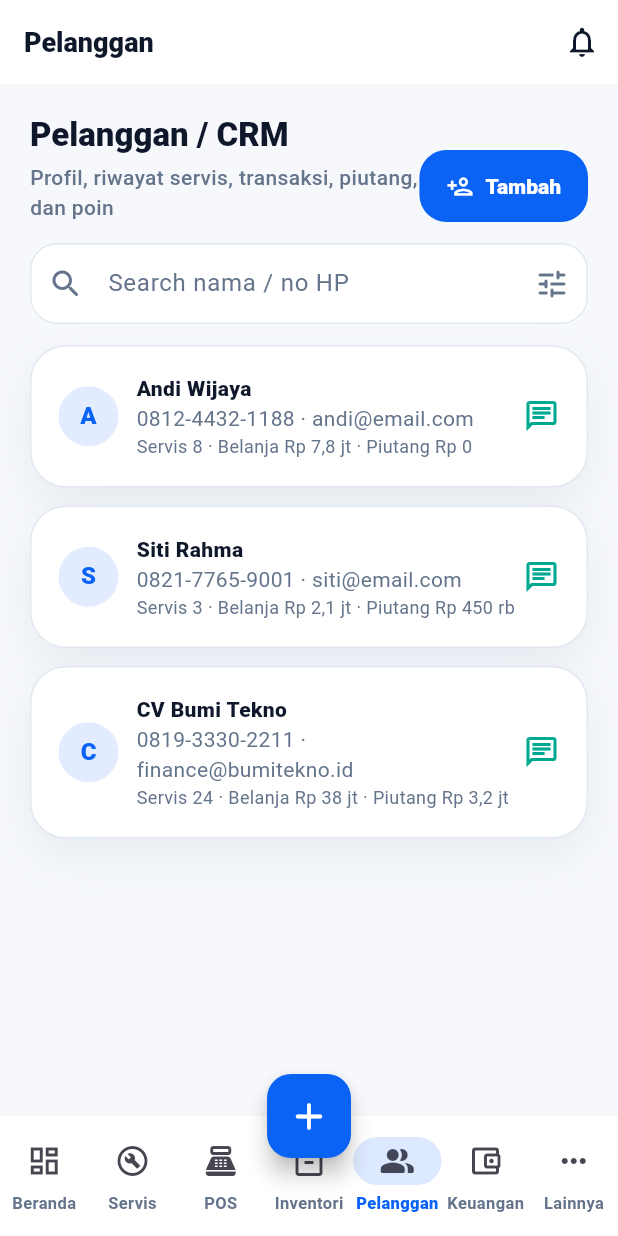
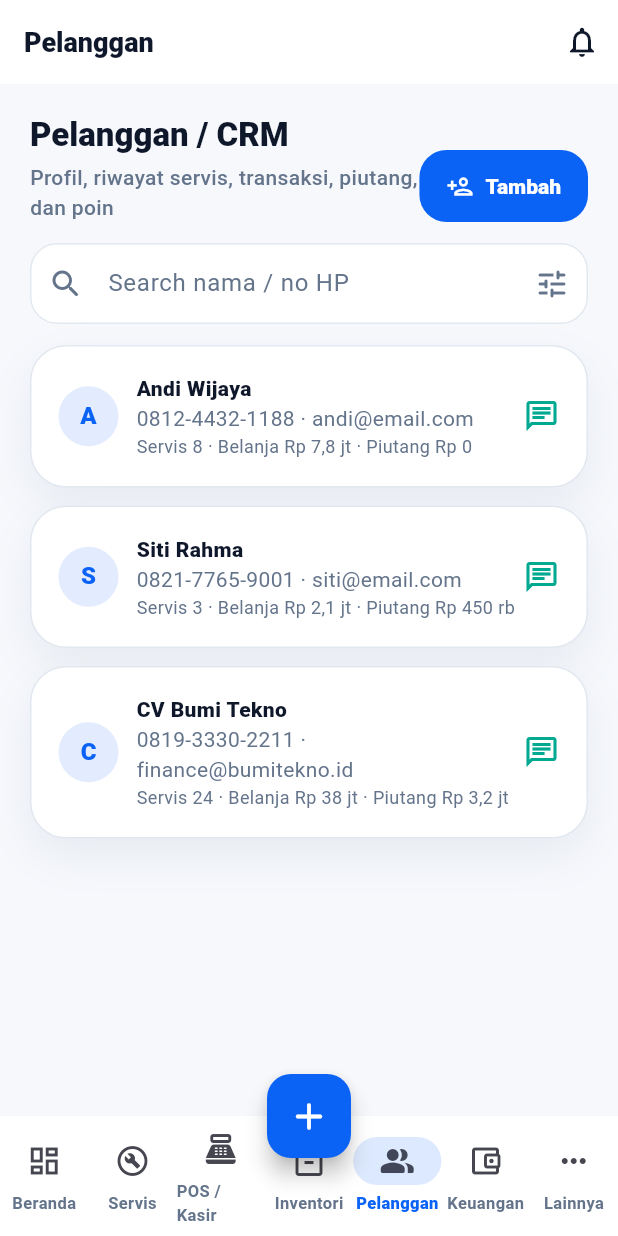
Before and after one commit to deevseek/profesional_mobile, a Flutter app: the AppShellPage screen opened by its route, item 5 of the bottom bar chosen, after a tap on "Tambah", on a phone screen of 412 x 824 dp. Run offline on Flutter 3.47's test engine with Material 3 defaults, Android fonts, the phone set to English and light mode, and no system bars; our stand-ins replace camera, dio, flutter_map, flutter_riverpod, flutter_secure_storage, freezed_annotation and 7 more; accounts and stored records are empty; network calls fail.

Commit message:
Fix POS shell null safety and routing

```diff
--- a/lib/features/auth/presentation/pages/login_page.dart
+++ b/lib/features/auth/presentation/pages/login_page.dart
@@ -127,7 +127,7 @@ class _LoginPageState extends ConsumerState<LoginPage> {
                               ),
                               if (authState.errorMessage != null) ...[
                                 const SizedBox(height: 12),
-                                StatusChip(label: authState.errorMessage!, color: AppColors.danger),
+                                StatusChip(label: authState.errorMessage ?? 'Login gagal.', color: AppColors.danger),
                               ],
                               const SizedBox(height: 20),
                               FilledButton.icon(
--- a/lib/features/auth/presentation/providers/auth_provider.dart
+++ b/lib/features/auth/presentation/providers/auth_provider.dart
@@ -30,7 +30,9 @@ class AuthState {
   final bool isBootstrapping;
   final bool isSubmitting;
 
-  bool get isAuthenticated => token != null && token!.isNotEmpty;
+  bool get isAuthenticated => (token ?? '').isNotEmpty;
+  UserModel get safeUser => user ?? const UserModel(id: 'guest', name: 'Pengguna', role: 'guest');
+  String get displayName => safeUser.name.trim().isEmpty ? 'Pengguna' : safeUser.name.trim();
 
   AuthState copyWith({
     String? token,
--- a/lib/features/showcase/presentation/pages/app_shell_page.dart
+++ b/lib/features/showcase/presentation/pages/app_shell_page.dart
@@ -4,6 +4,7 @@ import 'package:go_router/go_router.dart';
 import 'package:profesionalservis_mobile/core/responsive/breakpoints.dart';
 import 'package:profesionalservis_mobile/features/auth/presentation/providers/auth_provider.dart';
 import 'package:profesionalservis_mobile/features/showcase/presentation/pages/showcase_pages.dart';
+import 'package:profesionalservis_mobile/shared/widgets/app_error_view.dart';
 import 'package:profesionalservis_mobile/theme/app_colors.dart';
 
 class AppShellPage extends ConsumerStatefulWidget {
@@ -17,14 +18,20 @@ class _AppShellPageState extends ConsumerState<AppShellPage> {
   int _index = 0;
 
   static const _items = <_NavItem>[
-    _NavItem('Beranda', Icons.dashboard_outlined, Icons.dashboard_rounded),
-    _NavItem('Servis', Icons.build_circle_outlined, Icons.build_circle_rounded),
-    _NavItem('POS', Icons.point_of_sale_outlined, Icons.point_of_sale_rounded),
-    _NavItem('Inventori', Icons.inventory_2_outlined, Icons.inventory_2_rounded),
-    _NavItem('Pelanggan', Icons.people_alt_outlined, Icons.people_alt_rounded),
-    _NavItem('Keuangan', Icons.account_balance_wallet_outlined, Icons.account_balance_wallet_rounded),
-    _NavItem('Lainnya', Icons.more_horiz_rounded, Icons.more_horiz_rounded),
+    _NavItem('Beranda', Icons.dashboard_outlined, Icons.dashboard_rounded, '/home'),
+    _NavItem('Servis', Icons.build_circle_outlined, Icons.build_circle_rounded, '/service'),
+    _NavItem('POS / Kasir', Icons.point_of_sale_outlined, Icons.point_of_sale_rounded, '/pos'),
+    _NavItem('Inventori', Icons.inventory_2_outlined, Icons.inventory_2_rounded, '/inventory'),
+    _NavItem('Pelanggan', Icons.people_alt_outlined, Icons.people_alt_rounded, '/customers'),
+    _NavItem('Keuangan', Icons.account_balance_wallet_outlined, Icons.account_balance_wallet_rounded, '/finance'),
+    _NavItem('Lainnya', Icons.more_horiz_rounded, Icons.more_horiz_rounded, '/more'),
   ];
+
+  @override
+  void didChangeDependencies() {
+    super.didChangeDependencies();
+    _syncIndexFromRoute();
+  }
 
   @override
   Widget build(BuildContext context) {
@@ -46,11 +53,23 @@ class _AppShellPageState extends ConsumerState<AppShellPage> {
               actions: [IconButton(onPressed: () => _showNotifications(context), icon: const Icon(Icons.notifications_outlined))],
             )
           : null,
-      body: Row(
-        children: [
-          if (!isMobile) _Sidebar(items: _items, selected: _index, onSelect: (index) => setState(() => _index = index), onNotifications: () => _showNotifications(context)),
-          Expanded(child: AnimatedSwitcher(duration: const Duration(milliseconds: 280), child: KeyedSubtree(key: ValueKey(_index), child: pages[_index]))),
-        ],
+      body: SafeArea(
+        top: false,
+        bottom: !isMobile,
+        child: Row(
+          children: [
+            if (!isMobile) _Sidebar(items: _items, selected: _index, onSelect: _selectIndex, onNotifications: () => _showNotifications(context)),
+            Expanded(
+              child: AnimatedSwitcher(
+                duration: const Duration(milliseconds: 280),
+                child: AppErrorBoundary(
+                  key: ValueKey(_index),
+                  child: KeyedSubtree(key: ValueKey('page-$_index'), child: pages[_index]),
+                ),
+              ),
+            ),
+          ],
+        ),
       ),
       floatingActionButton: FloatingActionButton(
         onPressed: () => _showQuickActions(context),
@@ -62,11 +81,32 @@ class _AppShellPageState extends ConsumerState<AppShellPage> {
       bottomNavigationBar: isMobile
           ? NavigationBar(
               selectedIndex: _index,
-              onDestinationSelected: (index) => setState(() => _index = index),
+              onDestinationSelected: _selectIndex,
               destinations: _items.map((item) => NavigationDestination(icon: Icon(item.icon), selectedIcon: Icon(item.selectedIcon), label: item.label)).toList(),
             )
           : null,
     );
+  }
+
+
+  void _syncIndexFromRoute() {
+    final path = GoRouterState.of(context).uri.path;
+    final normalizedPath = path == '/dashboard' ? '/home' : path;
+    final routeIndex = _items.indexWhere((item) => item.path == normalizedPath);
+    if (routeIndex >= 0 && routeIndex != _index) {
+      _index = routeIndex;
+    }
+  }
+
+  void _selectIndex(int index) {
+    if (index < 0 || index >= _items.length) {
+      return;
+    }
+    setState(() => _index = index);
+    final path = _items[index].path;
+    if (GoRouterState.of(context).uri.path != path) {
+      context.go(path);
+    }
   }
 
   Future<void> _logout() async {
@@ -99,7 +139,7 @@ class _AppShellPageState extends ConsumerState<AppShellPage> {
                     title: Text(action.$1, style: const TextStyle(fontWeight: FontWeight.w800)),
                     onTap: () {
                       Navigator.pop(context);
-                      setState(() => _index = action.$3);
+                      _selectIndex(action.$3);
                     },
                   )),
             ],
@@ -199,8 +239,9 @@ class _Sidebar extends StatelessWidget {
 }
 
 class _NavItem {
-  const _NavItem(this.label, this.icon, this.selectedIcon);
+  const _NavItem(this.label, this.icon, this.selectedIcon, this.path);
   final String label;
   final IconData icon;
   final IconData selectedIcon;
+  final String path;
 }
--- /dev/null
+++ b/lib/shared/widgets/app_error_view.dart
@@ -0,0 +1,104 @@
+import 'package:flutter/foundation.dart';
+import 'package:flutter/material.dart';
+import 'package:profesionalservis_mobile/theme/app_colors.dart';
+
+class AppErrorView extends StatelessWidget {
+  const AppErrorView({
+    super.key,
+    this.title = 'Terjadi kesalahan',
+    required this.message,
+    this.onReload,
+  });
+
+  final String title;
+  final String message;
+  final VoidCallback? onReload;
+
+  @override
+  Widget build(BuildContext context) {
+    final safeMessage = message.trim().isEmpty ? 'Silakan muat ulang halaman.' : message;
+
+    return Center(
+      child: ConstrainedBox(
+        constraints: const BoxConstraints(maxWidth: 420),
+        child: Padding(
+          padding: const EdgeInsets.all(24),
+          child: Column(
+            mainAxisSize: MainAxisSize.min,
+            children: [
+              Container(
+                width: 56,
+                height: 56,
+                decoration: BoxDecoration(
+                  color: AppColors.danger.withValues(alpha: 0.12),
+                  borderRadius: BorderRadius.circular(18),
+                ),
+                child: const Icon(Icons.error_outline_rounded, color: AppColors.danger, size: 30),
+              ),
+              const SizedBox(height: 16),
+              Text(
+                title,
+                textAlign: TextAlign.center,
+                style: Theme.of(context).textTheme.titleLarge?.copyWith(fontWeight: FontWeight.w900),
+              ),
+              const SizedBox(height: 8),
+              Text(
+                kReleaseMode ? 'Mohon coba kembali.' : safeMessage,
+                textAlign: TextAlign.center,
+                style: const TextStyle(color: AppColors.slate, fontWeight: FontWeight.w600),
+              ),
+              const SizedBox(height: 18),
+              FilledButton.icon(
+                onPressed: onReload,
+                icon: const Icon(Icons.refresh_rounded),
+                label: const Text('Muat Ulang'),
+              ),
+            ],
+          ),
+        ),
+      ),
+    );
+  }
+}
+
+class AppErrorBoundary extends StatefulWidget {
+  const AppErrorBoundary({super.key, required this.child});
+
+  final Widget child;
+
+  @override
+  State<AppErrorBoundary> createState() => _AppErrorBoundaryState();
+}
+
+class _AppErrorBoundaryState extends State<AppErrorBoundary> {
+  Object? _error;
+
+  @override
+  void didUpdateWidget(covariant AppErrorBoundary oldWidget) {
+    super.didUpdateWidget(oldWidget);
+    if (oldWidget.child.key != widget.child.key) {
+      _error = null;
+    }
+  }
+
+  @override
+  Widget build(BuildContext context) {
+    final error = _error;
+    if (error != null) {
+      return AppErrorView(
+        message: error.toString(),
+        onReload: () => setState(() => _error = null),
+      );
+    }
+
+    try {
+      return widget.child;
+    } catch (error) {
+      _error = error;
+      return AppErrorView(
+        message: error.toString(),
+        onReload: () => setState(() => _error = null),
+      );
+    }
+  }
+}
--- a/lib/shared/widgets/dashboard_widgets.dart
+++ b/lib/shared/widgets/dashboard_widgets.dart
@@ -170,8 +170,8 @@ class _DashboardSkeletonBoxState extends State<DashboardSkeletonBox>
               begin: Alignment.topLeft,
               end: Alignment.bottomRight,
               colors: [
-                Color.lerp(const Color(0xFFEDEFF2), const Color(0xFFF6F7F9), _controller.value)!,
-                Color.lerp(const Color(0xFFF7F8FA), const Color(0xFFEDEFF2), _controller.value)!,
+                Color.lerp(const Color(0xFFEDEFF2), const Color(0xFFF6F7F9), _controller.value) ?? const Color(0xFFEDEFF2),
+                Color.lerp(const Color(0xFFF7F8FA), const Color(0xFFEDEFF2), _controller.value) ?? const Color(0xFFF7F8FA),
               ],
             ),
           ),
--- a/lib/shared/widgets/pro_widgets.dart
+++ b/lib/shared/widgets/pro_widgets.dart
@@ -43,6 +43,7 @@ class SectionHeader extends StatelessWidget {
 
   @override
   Widget build(BuildContext context) {
+    final trailingWidget = trailing;
     return Row(
       crossAxisAlignment: CrossAxisAlignment.end,
       children: [
@@ -53,12 +54,12 @@ class SectionHeader extends StatelessWidget {
               Text(title, style: Theme.of(context).textTheme.titleLarge?.copyWith(fontWeight: FontWeight.w900)),
               if (subtitle != null) ...[
                 const SizedBox(height: 4),
-                Text(subtitle!, style: TextStyle(color: _muted(context), fontWeight: FontWeight.w500)),
+                Text(subtitle ?? '', style: TextStyle(color: _muted(context), fontWeight: FontWeight.w500)),
               ],
             ],
           ),
         ),
-        if (trailing != null) trailing!,
+        if (trailingWidget != null) trailingWidget,
       ],
     );
   }
@@ -115,6 +116,7 @@ class KpiCard extends StatelessWidget {
 
   @override
   Widget build(BuildContext context) {
+    final deltaLabel = delta;
     return ProCard(
       child: Column(
         crossAxisAlignment: CrossAxisAlignment.start,
@@ -131,7 +133,7 @@ class KpiCard extends StatelessWidget {
                 child: Icon(icon, color: color),
               ),
               const Spacer(),
-              if (delta != null) StatusChip(label: delta!, color: AppColors.success),
+              if (deltaLabel != null && deltaLabel.isNotEmpty) StatusChip(label: deltaLabel, color: AppColors.success),
             ],
           ),
           const Spacer(),
```
Also changed, not shown: lib/core/error/global_error_handler.dart (+4 -10 lines), lib/features/pos/presentation/pages/pos_placeholder_page.dart (+14 -6 lines), lib/features/pos/presentation/providers/pos_provider.dart (+25 -2 lines), lib/features/product/data/models/product_model.dart (+6 -5 lines), lib/features/showcase/presentation/pages/showcase_pages.dart (+59 -21 lines), lib/router/app_router.dart (+28 -0 lines), lib/features/auth/data/models/user_model.g.dart, lib/features/product/data/models/product_model.freezed.dart, lib/features/product/data/models/product_model.g.dart.
